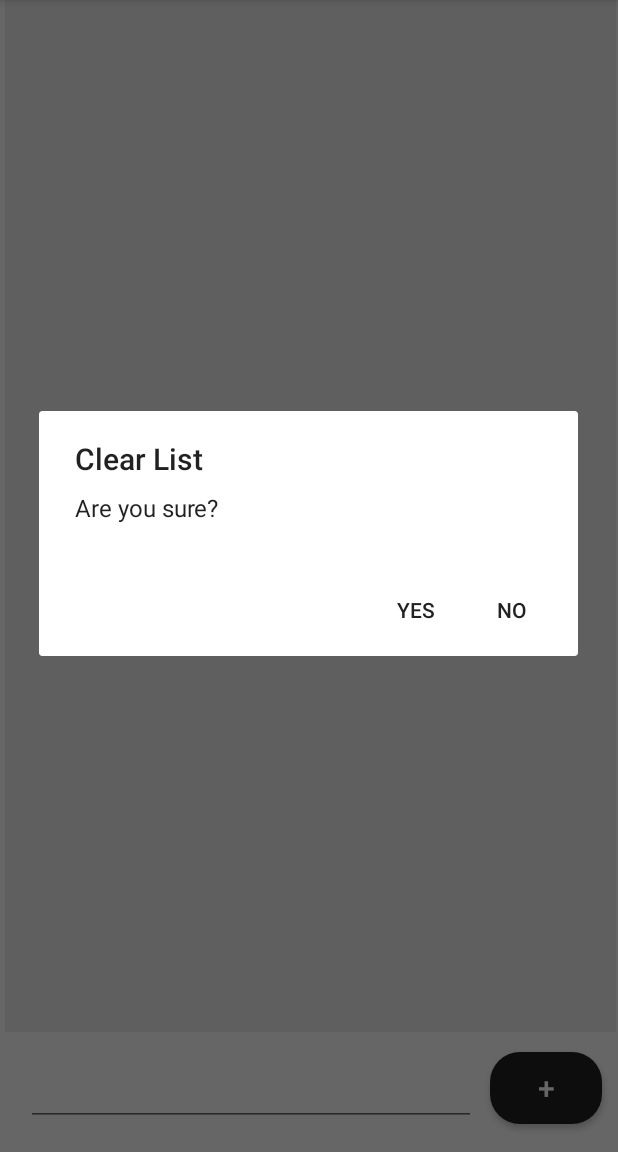
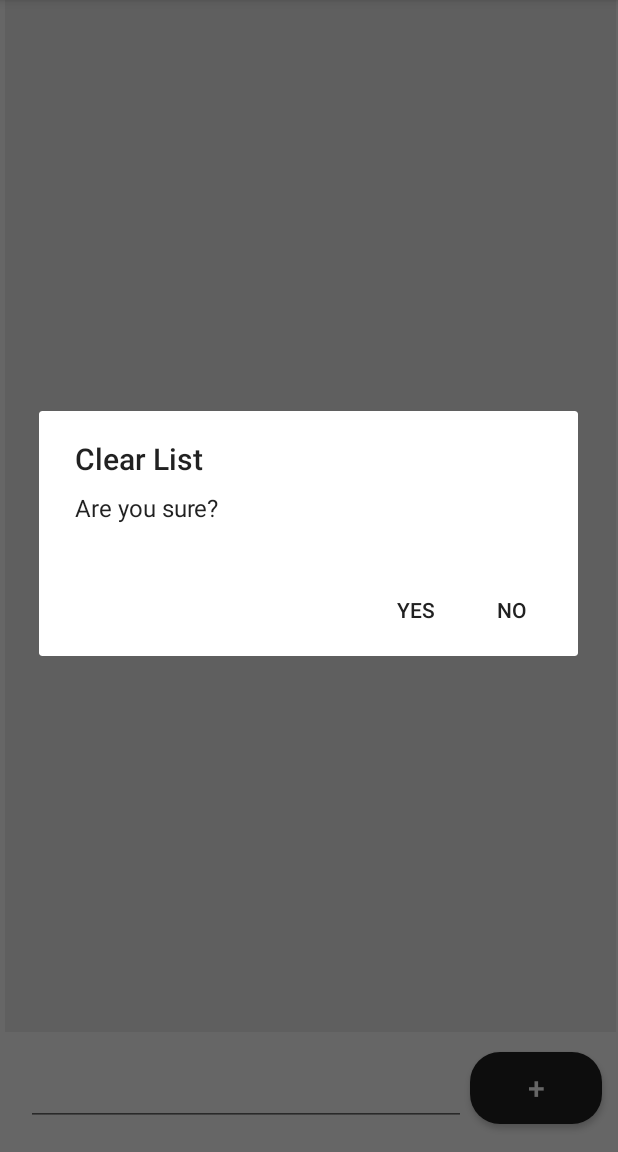
Before and after one commit to berkiyo/mylist, an Android app: the screen it shows after launch (MainActivity), after a tap on "CLEAR", on a phone screen of 412 x 824 dp, the part 84-1236 px from its top. Run offline under Robolectric (Android 15) with nearby library versions, the phone set to English and light mode, and no system bars.

Commit message:
Fixed input field not adjusting to different display sizes and when in landscape.

```diff
--- a/app/src/main/res/layout/activity_main.xml
+++ b/app/src/main/res/layout/activity_main.xml
@@ -23,11 +23,12 @@
 
     <EditText
         android:id="@+id/itemEntry"
-        android:layout_width="300dp"
+        android:layout_width="match_parent"
         android:layout_height="wrap_content"
         android:layout_alignParentStart="true"
         android:layout_alignParentBottom="true"
         android:layout_marginStart="14dp"
+        android:layout_marginEnd="100dp"
         android:layout_marginBottom="17dp"
         android:imeOptions="actionDone"
         android:inputType="text"
@@ -41,10 +42,11 @@
         android:layout_marginStart="9dp"
         android:layout_marginTop="-4dp"
         android:layout_marginEnd="9dp"
-        android:layout_toEndOf="@id/itemEntry"
+        android:layout_alignParentEnd="true"
         android:background="@drawable/round_button"
         android:text="+"
         android:textColor="#ffffff"
-        android:textSize="20dp" />
+        android:textSize="20dp"
+        android:layout_alignParentRight="true"/>
 
 </RelativeLayout>
```
